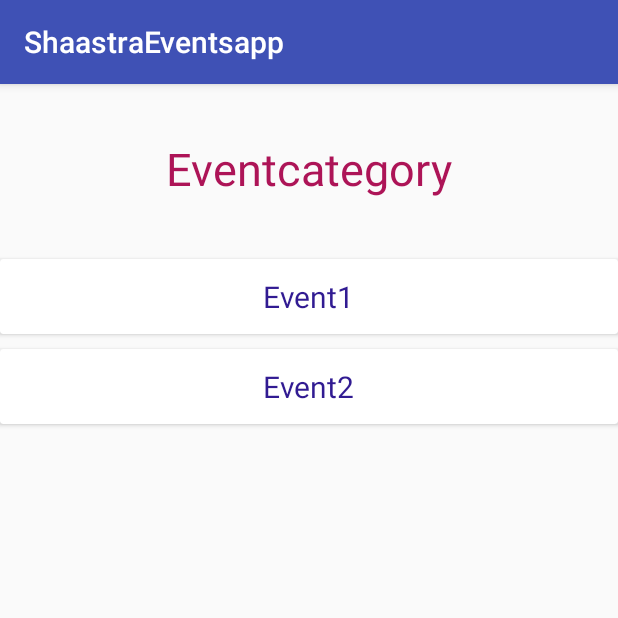
After one commit to Rohithram/ShaastraEventsapp, an Android app: the Main2Activity screen opened directly, with no data from a screen before it, on a phone screen of 412 x 824 dp, the top half of it. The commit adds this screen. Run offline under Robolectric (Android 15) with nearby library versions, the phone set to English and light mode, and no system bars; 1 statement that could not run was skipped.

Commit message:
created till list of events

```diff
--- a/app/build.gradle
+++ b/app/build.gradle
@@ -26,8 +26,8 @@ dependencies {
     })
     compile 'com.android.support:appcompat-v7:25.3.1'
     compile 'com.android.support.constraint:constraint-layout:1.0.2'
-    testCompile 'junit:junit:4.12'
     compile 'com.android.support:cardview-v7:25.3.1'
     compile 'com.android.support:recyclerview-v7:25.3.1'
     compile 'com.google.android.gms:play-services-maps:10.2.6'
+    testCompile 'junit:junit:4.12'
 }
--- a/app/src/main/AndroidManifest.xml
+++ b/app/src/main/AndroidManifest.xml
@@ -5,6 +5,7 @@
     <uses-permission android:name="android.permission.CALL_PHONE" />
     <uses-permission android:name="android.permission.INTERNET" />
     <uses-permission android:name="android.permission.ACCESS_NETWORK_STATE" />
+
     <application
         android:allowBackup="true"
         android:icon="@mipmap/ic_launcher"
@@ -19,6 +20,7 @@
                 <category android:name="android.intent.category.LAUNCHER" />
             </intent-filter>
         </activity>
+        <activity android:name=".Main2Activity"></activity>
     </application>
 
 </manifest>
--- /dev/null
+++ b/app/src/main/java/io/rohithram/shaastraeventsapp/Main2Activity.java
@@ -0,0 +1,48 @@
+package io.rohithram.shaastraeventsapp;
+
+import android.content.Intent;
+import android.support.v7.app.AppCompatActivity;
+import android.os.Bundle;
+import android.widget.TextView;
+
+public class Main2Activity extends AppCompatActivity {
+    String Eventcag;
+    TextView tv_eventcag;
+    TextView tv_event1;
+    TextView tv_event2;
+    @Override
+    protected void onCreate(Bundle savedInstanceState) {
+        super.onCreate(savedInstanceState);
+        setContentView(R.layout.main2);
+        tv_eventcag = (TextView)findViewById(R.id.tv_eventcag);
+        tv_event1 = (TextView)findViewById(R.id.tv_event1);
+        tv_event2 = (TextView)findViewById(R.id.tv_event2);
+        Intent event = getIntent();
+        String code = event.getStringExtra("code");
+        switch (code){
+            case "1": Eventcag=event.getStringExtra("tvcode");
+                        tv_eventcag.setText(Eventcag);
+                        tv_event1.setText("Hackathon");
+                        tv_event2.setText("Reversecoding");
+                        break;
+            case "2": Eventcag = event.getStringExtra("tvrob");
+                        tv_eventcag.setText(Eventcag);
+                        tv_event1.setText("Bot racing");
+                        tv_event2.setText("Robowars");
+                        break;
+            case "3": Eventcag=event.getStringExtra("tvbus");
+                        tv_eventcag.setText(Eventcag);
+                        tv_event1.setText("Startup wars");
+                        tv_event2.setText("Tidbits");
+                        break;
+            case "4":Eventcag=event.getStringExtra("tvquiz");
+                        tv_eventcag.setText(Eventcag);
+                        tv_event1.setText("Shaastra Main quiz");
+                        tv_event2.setText("Shaastra Cube open");
+                        break;
+
+        }
+
+
+    }
+}
--- /dev/null
+++ b/app/src/main/res/layout/main2.xml
@@ -0,0 +1,59 @@
+<?xml version="1.0" encoding="utf-8"?>
+<RelativeLayout xmlns:android="http://schemas.android.com/apk/res/android"
+    android:layout_width="match_parent" android:layout_height="match_parent">
+
+    <TextView
+        android:id="@+id/tv_eventcag"
+        android:layout_width="wrap_content"
+        android:layout_height="wrap_content"
+        android:layout_alignParentTop="true"
+        android:layout_centerHorizontal="true"
+        android:textSize="30dp"
+        android:textColor="#ad1457"
+        android:layout_marginTop="36dp"
+        android:text="Eventcategory" />
+
+    <android.support.v7.widget.CardView
+        android:layout_width="match_parent"
+        android:id="@+id/cv_event1"
+        android:layout_height="50dp"
+        android:layout_below="@+id/tv_eventcag"
+        android:layout_centerHorizontal="true"
+        android:layout_marginTop="40dp"
+        >
+        <RelativeLayout
+        android:layout_width="match_parent"
+        android:layout_height="match_parent">
+        <TextView
+            android:layout_width="wrap_content"
+            android:layout_height="wrap_content"
+            android:id="@+id/tv_event1"
+            android:layout_centerVertical="true"
+            android:layout_centerHorizontal="true"
+            android:text="Event1"
+            android:textColor="#311b92"
+            android:textSize="20dp"/>
+    </RelativeLayout>
+    </android.support.v7.widget.CardView>
+    <android.support.v7.widget.CardView
+        android:layout_width="match_parent"
+        android:id="@+id/cv_event2"
+        android:layout_height="50dp"
+        android:layout_below="@+id/cv_event1"
+        android:layout_centerHorizontal="true"
+        android:layout_marginTop="10dp">
+        <RelativeLayout
+            android:layout_width="match_parent"
+            android:layout_height="match_parent">
+            <TextView
+                android:layout_width="wrap_content"
+                android:layout_height="wrap_content"
+                android:id="@+id/tv_event2"
+                android:layout_centerVertical="true"
+                android:layout_centerHorizontal="true"
+                android:text="Event2"
+                android:textColor="#311b92"
+                android:textSize="20dp"/>
+        </RelativeLayout>
+    </android.support.v7.widget.CardView>
+</RelativeLayout>
```
Also changed, not shown: app/src/main/java/io/rohithram/shaastraeventsapp/MainActivity.java (+58 -1 lines), app/src/main/res/asset/Events.json (added, +88 -0 lines), app/src/main/res/layout/main1.xml (+22 -19 lines).
